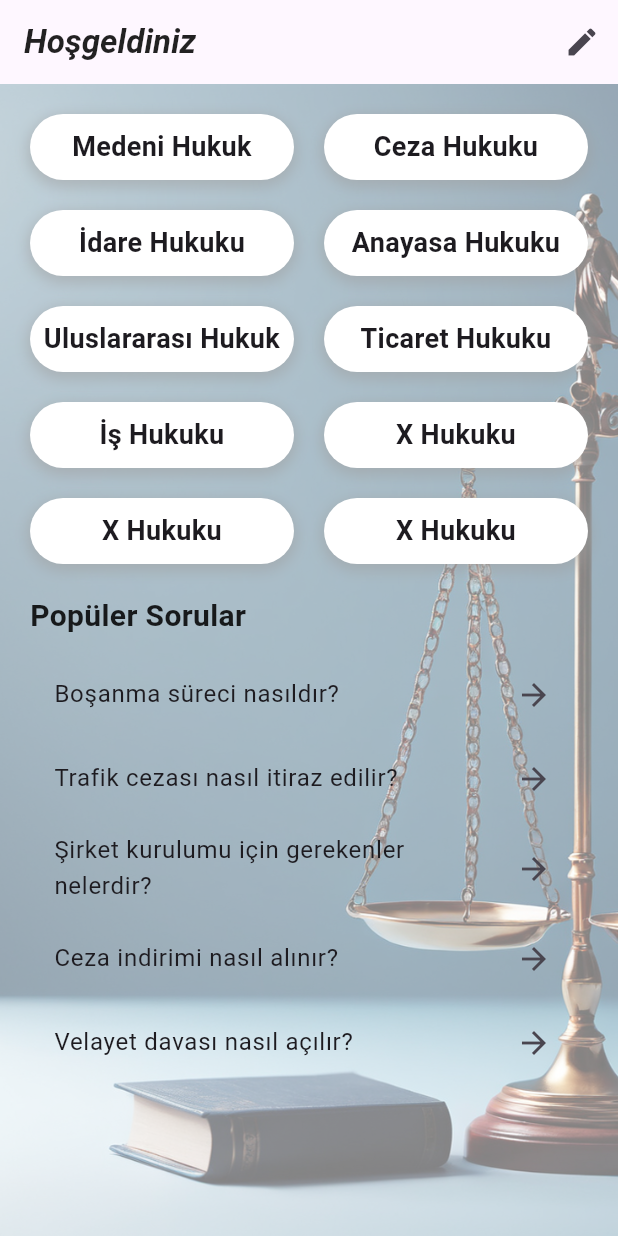
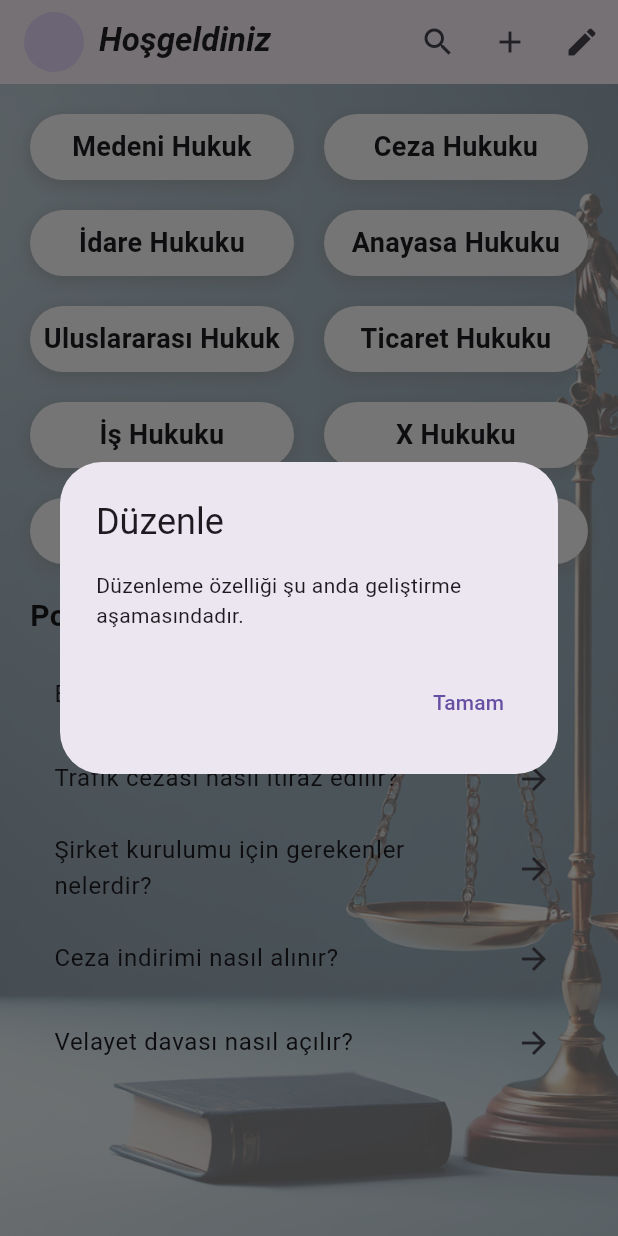
Before and after one commit to betbies/lawai, a Flutter app: the KesfetPage screen opened directly, after a tap on the "edit" icon, on a phone screen of 412 x 824 dp. Run offline on Flutter 3.47's test engine with Material 3 defaults, Android fonts, the phone set to English and light mode, and no system bars; our stand-ins replace confetti, image_picker, shared_preferences; accounts and stored records are empty.

Commit message:
Your commit message

```diff
--- a/lib/pages/kesfet.dart
+++ b/lib/pages/kesfet.dart
@@ -39,13 +39,40 @@ class _KesfetPageState extends State<KesfetPage> {
   ];
 
   int? selectedServiceIndex;
+  String? _profileImage;
+
+  @override
+  void initState() {
+    super.initState();
+    _loadProfileImage();
+  }
+
+  _loadProfileImage() async {
+    SharedPreferences prefs = await SharedPreferences.getInstance();
+    setState(() {
+      _profileImage = prefs.getString('profile_image');
+    });
+  }
 
   @override
   Widget build(BuildContext context) {
     return Scaffold(
       backgroundColor: Colors.white,
       appBar: AppBar(
-        title: const Text(
+        title: Row(
+          children: [
+            _profileImage != null
+                ? CircleAvatar(
+              backgroundImage: FileImage(File(_profileImage!)),
+            )
+                : CircleAvatar(
+              child: Icon(Icons.person),
+            ),
+            const SizedBox(width: 10.0),
+            Column(
+              crossAxisAlignment: CrossAxisAlignment.start,
+              children: [
+                const Text(
                   'Hoşgeldiniz',
                   style: TextStyle(
                     fontStyle: FontStyle.italic,
@@ -54,11 +81,28 @@ class _KesfetPageState extends State<KesfetPage> {
                     fontWeight: FontWeight.bold,
                   ),
                 ),
+                const SizedBox(height: 2.0),
+              ],
+            ),
+          ],
+        ),
         actions: [
+          IconButton(
+            icon: const Icon(Icons.search),
+            onPressed: () {
+              _showPopup(context, 'Arama', 'Arama özelliği şu anda geliştirme aşamasındadır.');
+            },
+          ),
+          IconButton(
+            icon: const Icon(Icons.add),
+            onPressed: () {
+              _showPopup(context, 'Ekle', 'Ekleme özelliği şu anda geliştirme aşamasındadır.');
+            },
+          ),
           IconButton(
             icon: const Icon(Icons.edit),
             onPressed: () {
-              // Düzenle butonuna tıklandığında yapılacak işlemler
+              _showPopup(context, 'Düzenle', 'Düzenleme özelliği şu anda geliştirme aşamasındadır.');
             },
           ),
         ],
@@ -180,6 +224,26 @@ class _KesfetPageState extends State<KesfetPage> {
       ),
     );
   }
+
+  void _showPopup(BuildContext context, String title, String message) {
+    showDialog(
+      context: context,
+      builder: (BuildContext context) {
+        return AlertDialog(
+          title: Text(title),
+          content: Text(message),
+          actions: <Widget>[
+            TextButton(
+              child: const Text('Tamam'),
+              onPressed: () {
+                Navigator.of(context).pop();
+              },
+            ),
+          ],
+        );
+      },
+    );
+  }
 }
 
 class Service {
@@ -203,29 +267,6 @@ class _ChatPageState extends State<ChatPage> {
     {'message': 'Merhaba 👋🏻 \nLütfen bana merak ettiğiniz bir şeyi sorun', 'isMe': false, 'color': const Color(0xFF056C89)}
   ];
   final bool _isOnline = true;
-
-  String? _profileImage;
-
-  @override
-  void initState() {
-    super.initState();
-    _loadProfileImage();
-  }
-
-  _loadProfileImage() async {
-    SharedPreferences prefs = await SharedPreferences.getInstance();
-    setState(() {
-      _profileImage = prefs.getString('profile_image');
-    });
-  }
-
-  _saveProfileImage(String imagePath) async {
-    SharedPreferences prefs = await SharedPreferences.getInstance();
-    prefs.setString('profile_image', imagePath);
-    setState(() {
-      _profileImage = imagePath;
-    });
-  }
 
   @override
   Widget build(BuildContext context) {
@@ -332,7 +373,7 @@ class _ChatPageState extends State<ChatPage> {
                   },
                 ),
               ),
-              if(widget.allowSendMessage)
+              if (widget.allowSendMessage)
                 Padding(
                   padding: const EdgeInsets.all(8.0),
                   child: Row(
```
Lines whose indentation alone changed are shown as unchanged.
